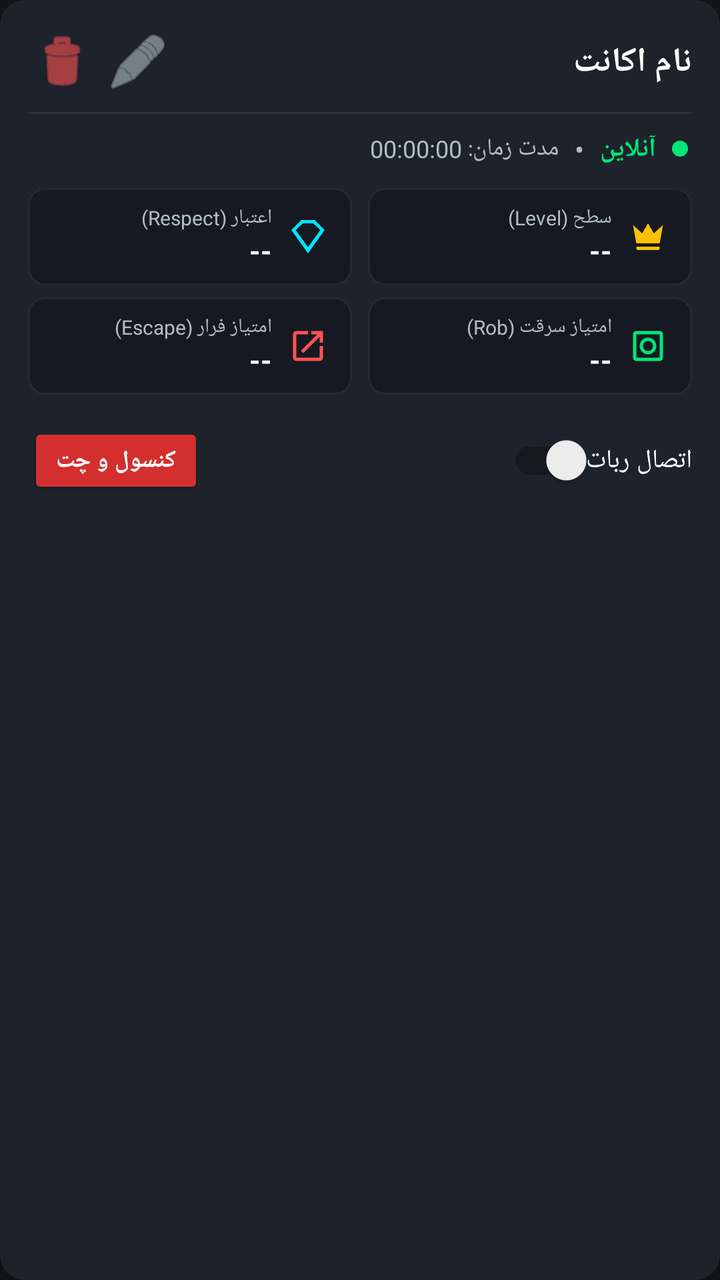
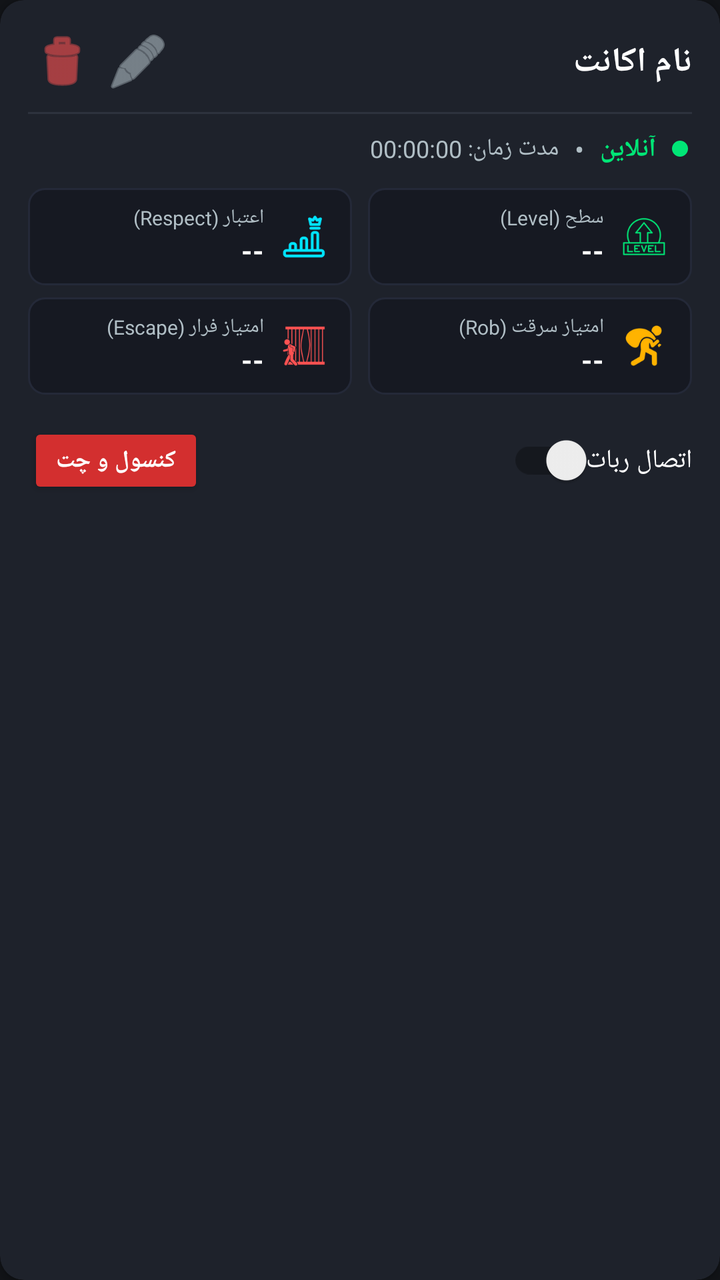

An Android layout rendered at two revisions. The XML below is the earlier revision; the diff shows what the commit changed to produce the second picture.
<!-- AndroidManifest.xml: application theme Theme.AGRak -->
<!-- res/layout/item_account_card.xml -->
<?xml version="1.0" encoding="utf-8"?>
<androidx.cardview.widget.CardView xmlns:android="http://schemas.android.com/apk/res/android"
    xmlns:app="http://schemas.android.com/apk/res-auto"
    android:layout_width="match_parent"
    android:layout_height="wrap_content"
    android:layout_marginHorizontal="6dp"
    android:layout_marginVertical="6dp"
    app:cardBackgroundColor="@color/card_dark"
    app:cardCornerRadius="12dp"
    app:cardElevation="3dp"
    android:layoutDirection="rtl">

    <LinearLayout
        android:layout_width="match_parent"
        android:layout_height="wrap_content"
        android:orientation="vertical"
        android:padding="14dp">

        
        <LinearLayout
            android:layout_width="match_parent"
            android:layout_height="wrap_content"
            android:gravity="center_vertical"
            android:orientation="horizontal">

            <TextView
                android:id="@+id/tvAccountNick"
                android:layout_width="0dp"
                android:layout_height="wrap_content"
                android:layout_weight="1"
                android:text="نام اکانت"
                android:textColor="@color/text_white"
                android:textSize="17sp"
                android:textStyle="bold" />

            
            <ImageButton
                android:id="@+id/btnEditAccount"
                android:layout_width="34dp"
                android:layout_height="34dp"
                android:background="?attr/selectableItemBackgroundBorderless"
                android:src="@android:drawable/ic_menu_edit"
                android:tint="@color/text_secondary"
                android:contentDescription="ویرایش اکانت" />

            
            <ImageButton
                android:id="@+id/btnDeleteAccount"
                android:layout_width="34dp"
                android:layout_height="34dp"
                android:layout_marginStart="4dp"
                android:background="?attr/selectableItemBackgroundBorderless"
                android:src="@android:drawable/ic_menu_delete"
                android:tint="@color/status_red"
                android:contentDescription="حذف اکانت" />
        </LinearLayout>

        
        <View
            android:layout_width="match_parent"
            android:layout_height="1dp"
            android:layout_marginVertical="8dp"
            android:background="@color/card_stroke" />

        
        <LinearLayout
            android:layout_width="match_parent"
            android:layout_height="wrap_content"
            android:gravity="center_vertical"
            android:orientation="horizontal">

            
            <View
                android:id="@+id/viewStatusDot"
                android:layout_width="8dp"
                android:layout_height="8dp"
                android:layout_marginStart="2dp"
                android:layout_marginEnd="8dp"
                android:background="@drawable/bg_dot_online" />

            
            <TextView
                android:id="@+id/tvStatus"
                android:layout_width="wrap_content"
                android:layout_height="wrap_content"
                android:text="آنلاین"
                android:textColor="@color/status_green"
                android:textSize="13sp"
                android:textStyle="bold" />

            
            <TextView
                android:layout_width="wrap_content"
                android:layout_height="wrap_content"
                android:layout_marginHorizontal="8dp"
                android:text="•"
                android:textColor="@color/text_secondary" />

            
            <TextView
                android:id="@+id/tvUptime"
                android:layout_width="wrap_content"
                android:layout_height="wrap_content"
                android:text="مدت زمان: 00:00:00"
                android:textColor="@color/text_secondary"
                android:textSize="12sp" />
        </LinearLayout>

        
        <LinearLayout
            android:id="@+id/layoutStats"
            android:layout_width="match_parent"
            android:layout_height="wrap_content"
            android:layout_marginTop="10dp"
            android:orientation="vertical">

            
            <LinearLayout
                android:layout_width="match_parent"
                android:layout_height="wrap_content"
                android:orientation="horizontal">

                
                <LinearLayout
                    android:layout_width="0dp"
                    android:layout_height="wrap_content"
                    android:layout_weight="1"
                    android:layout_marginEnd="4dp"
                    android:background="@drawable/bg_stat_tile"
                    android:paddingHorizontal="10dp"
                    android:paddingVertical="8dp"
                    android:gravity="center_vertical"
                    android:orientation="horizontal">

                    <ImageView
                        android:layout_width="20dp"
                        android:layout_height="20dp"
                        android:layout_marginStart="2dp"
                        android:layout_marginEnd="8dp"
                        android:src="@drawable/ic_stat_level"
                        android:contentDescription="Level" />

                    <LinearLayout
                        android:layout_width="wrap_content"
                        android:layout_height="wrap_content"
                        android:orientation="vertical">

                        <TextView
                            android:layout_width="wrap_content"
                            android:layout_height="wrap_content"
                            android:text="سطح (Level)"
                            android:textColor="@color/text_secondary"
                            android:textSize="10sp" />

                        <TextView
                            android:id="@+id/tvStatLevel"
                            android:layout_width="wrap_content"
                            android:layout_height="wrap_content"
                            android:text="--"
                            android:textColor="@color/text_white"
                            android:textSize="14sp"
                            android:textStyle="bold" />
                    </LinearLayout>
                </LinearLayout>

                
                <LinearLayout
                    android:layout_width="0dp"
                    android:layout_height="wrap_content"
                    android:layout_weight="1"
                    android:layout_marginStart="4dp"
                    android:background="@drawable/bg_stat_tile"
                    android:paddingHorizontal="10dp"
                    android:paddingVertical="8dp"
                    android:gravity="center_vertical"
                    android:orientation="horizontal">

                    <ImageView
                        android:layout_width="20dp"
                        android:layout_height="20dp"
                        android:layout_marginStart="2dp"
                        android:layout_marginEnd="8dp"
                        android:src="@drawable/ic_stat_respect"
                        android:contentDescription="Respect" />

                    <LinearLayout
                        android:layout_width="wrap_content"
                        android:layout_height="wrap_content"
                        android:orientation="vertical">

                        <TextView
                            android:layout_width="wrap_content"
                            android:layout_height="wrap_content"
                            android:text="اعتبار (Respect)"
                            android:textColor="@color/text_secondary"
                            android:textSize="10sp" />

                        <TextView
                            android:id="@+id/tvStatRespect"
                            android:layout_width="wrap_content"
                            android:layout_height="wrap_content"
                            android:text="--"
                            android:textColor="@color/text_white"
                            android:textSize="14sp"
                            android:textStyle="bold" />
                    </LinearLayout>
                </LinearLayout>
            </LinearLayout>

            
            <LinearLayout
                android:layout_width="match_parent"
                android:layout_height="wrap_content"
                android:layout_marginTop="6dp"
                android:orientation="horizontal">

                
                <LinearLayout
                    android:layout_width="0dp"
                    android:layout_height="wrap_content"
                    android:layout_weight="1"
                    android:layout_marginEnd="4dp"
                    android:background="@drawable/bg_stat_tile"
                    android:paddingHorizontal="10dp"
                    android:paddingVertical="8dp"
                    android:gravity="center_vertical"
                    android:orientation="horizontal">

                    <ImageView
                        android:layout_width="20dp"
                        android:layout_height="20dp"
                        android:layout_marginStart="2dp"
                        android:layout_marginEnd="8dp"
                        android:src="@drawable/ic_stat_rob"
                        android:contentDescription="Rob Points" />

                    <LinearLayout
                        android:layout_width="wrap_content"
                        android:layout_height="wrap_content"
                        android:orientation="vertical">

                        <TextView
                            android:layout_width="wrap_content"
                            android:layout_height="wrap_content"
                            android:text="امتیاز سرقت (Rob)"
                            android:textColor="@color/text_secondary"
                            android:textSize="10sp" />

                        <TextView
                            android:id="@+id/tvStatRob"
                            android:layout_width="wrap_content"
                            android:layout_height="wrap_content"
                            android:text="--"
                            android:textColor="@color/text_white"
                            android:textSize="14sp"
                            android:textStyle="bold" />
                    </LinearLayout>
                </LinearLayout>

                
                <LinearLayout
                    android:layout_width="0dp"
                    android:layout_height="wrap_content"
                    android:layout_weight="1"
                    android:layout_marginStart="4dp"
                    android:background="@drawable/bg_stat_tile"
                    android:paddingHorizontal="10dp"
                    android:paddingVertical="8dp"
                    android:gravity="center_vertical"
                    android:orientation="horizontal">

                    <ImageView
                        android:layout_width="20dp"
                        android:layout_height="20dp"
                        android:layout_marginStart="2dp"
                        android:layout_marginEnd="8dp"
                        android:src="@drawable/ic_stat_escape"
                        android:contentDescription="Escape Points" />

                    <LinearLayout
                        android:layout_width="wrap_content"
                        android:layout_height="wrap_content"
                        android:orientation="vertical">

                        <TextView
                            android:layout_width="wrap_content"
                            android:layout_height="wrap_content"
                            android:text="امتیاز فرار (Escape)"
                            android:textColor="@color/text_secondary"
                            android:textSize="10sp" />

                        <TextView
                            android:id="@+id/tvStatEscape"
                            android:layout_width="wrap_content"
                            android:layout_height="wrap_content"
                            android:text="--"
                            android:textColor="@color/text_white"
                            android:textSize="14sp"
                            android:textStyle="bold" />
                    </LinearLayout>
                </LinearLayout>
            </LinearLayout>
        </LinearLayout>

        
        <LinearLayout
            android:layout_width="match_parent"
            android:layout_height="wrap_content"
            android:layout_marginTop="14dp"
            android:gravity="center_vertical"
            android:orientation="horizontal">

            <androidx.appcompat.widget.SwitchCompat
                android:id="@+id/switchConnect"
                android:layout_width="wrap_content"
                android:layout_height="wrap_content"
                android:text="اتصال ربات"
                android:textColor="@color/text_white"
                android:textSize="13sp" />

            <View
                android:layout_width="0dp"
                android:layout_height="0dp"
                android:layout_weight="1" />

            <Button
                android:id="@+id/btnEnterChat"
                android:layout_width="wrap_content"
                android:layout_height="38dp"
                android:backgroundTint="@color/primary_red"
                android:text="کنسول و چت"
                android:textColor="@color/text_white"
                android:textSize="12sp"
                android:textStyle="bold" />
        </LinearLayout>

    </LinearLayout>
</androidx.cardview.widget.CardView>
<!-- resources referenced by this layout -->
<resources>
  <color name="card_dark">#1E222B</color>
  <color name="card_stroke">#2D323E</color>
  <color name="primary_red">#D32F2F</color>
  <color name="status_green">#00E676</color>
  <color name="status_red">#FF5252</color>
  <color name="text_secondary">#B0BEC5</color>
  <color name="text_white">#FFFFFF</color>
  <!-- drawable bg_dot_online (drawable) -->
  <?xml version="1.0" encoding="utf-8"?>
  <shape xmlns:android="http://schemas.android.com/apk/res/android"
      android:shape="oval">
      <solid android:color="#00E676" />
      <size android:width="10dp" android:height="10dp" />
  </shape>
  <!-- drawable bg_stat_tile (drawable) -->
  <?xml version="1.0" encoding="utf-8"?>
  <shape xmlns:android="http://schemas.android.com/apk/res/android"
      android:shape="rectangle">
      <solid android:color="#161922" />
      <stroke android:width="1dp" android:color="#242938" />
      <corners android:radius="8dp" />
  </shape>
  <!-- drawable ic_stat_escape (drawable) -->
  <vector xmlns:android="http://schemas.android.com/apk/res/android"
      android:width="24dp"
      android:height="24dp"
      android:viewportWidth="24"
      android:viewportHeight="24">
      <path
          android:fillColor="#FF5252"
          android:pathData="M19,19H5V5H12V3H5C3.9,3 3,3.9 3,5V19C3,20.1 3.9,21 5,21H19C20.1,21 21,20.1 21,19V12H19V19M14,3V5H17.59L7.76,14.83L9.17,16.24L19,6.41V10H21V3H14Z" />
  </vector>
  <!-- drawable ic_stat_level (drawable) -->
  <vector xmlns:android="http://schemas.android.com/apk/res/android"
      android:width="24dp"
      android:height="24dp"
      android:viewportWidth="24"
      android:viewportHeight="24">
      <path
          android:fillColor="#FFC107"
          android:pathData="M5,16L3,5L8.5,10L12,4L15.5,10L21,5L19,16H5M19,19C19,19.6 18.6,20 18,20H6C5.4,20 5,19.6 5,19V18H19V19Z" />
  </vector>
  <!-- drawable ic_stat_respect (drawable) -->
  <vector xmlns:android="http://schemas.android.com/apk/res/android"
      android:width="24dp"
      android:height="24dp"
      android:viewportWidth="24"
      android:viewportHeight="24">
      <path
          android:fillColor="#00E5FF"
          android:pathData="M16,2H8L2,8L12,22L22,8L16,2M15.1,4L19.4,8L12,18.3L4.6,8L8.9,4H15.1Z" />
  </vector>
  <!-- drawable ic_stat_rob (drawable) -->
  <vector xmlns:android="http://schemas.android.com/apk/res/android"
      android:width="24dp"
      android:height="24dp"
      android:viewportWidth="24"
      android:viewportHeight="24">
      <path
          android:fillColor="#00E676"
          android:pathData="M19,3H5C3.9,3 3,3.9 3,5V19C3,20.1 3.9,21 5,21H19C20.1,21 21,20.1 21,19V5C21,3.9 20.1,3 19,3M19,19H5V5H19V19M12,7C9.24,7 7,9.24 7,12C7,14.76 9.24,17 12,17C14.76,17 17,14.76 17,12C17,9.24 14.76,7 12,7M12,15C10.34,15 9,13.66 9,12C9,10.34 10.34,9 12,9C13.66,9 15,10.34 15,12C15,13.66 13.66,15 12,15Z" />
  </vector>
  <style name="Theme.AGRak" parent="Theme.AppCompat.DayNight.NoActionBar">
          <item name="colorPrimary">@color/primary_red</item>
          <item name="colorPrimaryDark">@color/primary_red_dark</item>
          <item name="colorAccent">@color/accent_gold</item>
          <item name="android:windowBackground">@color/bg_dark</item>
          <item name="android:statusBarColor">#0A0B0E</item>
          <item name="android:navigationBarColor">#0A0B0E</item>
      </style>
  <color name="primary_red_dark">#9A0007</color>
  <color name="accent_gold">#FFB300</color>
  <color name="bg_dark">#121418</color>
</resources>

<!-- the commit's change to res/layout/item_account_card.xml (unified diff, before → after) -->
@@ -133,11 +133,11 @@
                     android:orientation="horizontal">
 
                     <ImageView
-                        android:layout_width="20dp"
-                        android:layout_height="20dp"
+                        android:layout_width="24dp"
+                        android:layout_height="24dp"
                         android:layout_marginStart="2dp"
                         android:layout_marginEnd="8dp"
-                        android:src="@drawable/ic_stat_level"
+                        android:src="@drawable/tg_level"
                         android:contentDescription="Level" />
 
                     <LinearLayout
@@ -176,11 +176,11 @@
                     android:orientation="horizontal">
 
                     <ImageView
-                        android:layout_width="20dp"
-                        android:layout_height="20dp"
+                        android:layout_width="24dp"
+                        android:layout_height="24dp"
                         android:layout_marginStart="2dp"
                         android:layout_marginEnd="8dp"
-                        android:src="@drawable/ic_stat_respect"
+                        android:src="@drawable/tg_crown"
                         android:contentDescription="Respect" />
 
                     <LinearLayout
@@ -227,11 +227,11 @@
                     android:orientation="horizontal">
 
                     <ImageView
-                        android:layout_width="20dp"
-                        android:layout_height="20dp"
+                        android:layout_width="24dp"
+                        android:layout_height="24dp"
                         android:layout_marginStart="2dp"
                         android:layout_marginEnd="8dp"
-                        android:src="@drawable/ic_stat_rob"
+                        android:src="@drawable/tg_rob_thief"
                         android:contentDescription="Rob Points" />
 
                     <LinearLayout
@@ -270,11 +270,11 @@
                     android:orientation="horizontal">
 
                     <ImageView
-                        android:layout_width="20dp"
-                        android:layout_height="20dp"
+                        android:layout_width="24dp"
+                        android:layout_height="24dp"
                         android:layout_marginStart="2dp"
                         android:layout_marginEnd="8dp"
-                        android:src="@drawable/ic_stat_escape"
+                        android:src="@drawable/tg_escape_jail"
                         android:contentDescription="Escape Points" />
 
                     <LinearLayout
<!-- resource entries referenced after the edit -->
@@ -22,46 +22,10 @@
       <stroke android:width="1dp" android:color="#242938" />
       <corners android:radius="8dp" />
   </shape>
-  <!-- drawable ic_stat_escape (drawable) -->
-  <vector xmlns:android="http://schemas.android.com/apk/res/android"
-      android:width="24dp"
-      android:height="24dp"
-      android:viewportWidth="24"
-      android:viewportHeight="24">
-      <path
-          android:fillColor="#FF5252"
-          android:pathData="M19,19H5V5H12V3H5C3.9,3 3,3.9 3,5V19C3,20.1 3.9,21 5,21H19C20.1,21 21,20.1 21,19V12H19V19M14,3V5H17.59L7.76,14.83L9.17,16.24L19,6.41V10H21V3H14Z" />
-  </vector>
-  <!-- drawable ic_stat_level (drawable) -->
-  <vector xmlns:android="http://schemas.android.com/apk/res/android"
-      android:width="24dp"
-      android:height="24dp"
-      android:viewportWidth="24"
-      android:viewportHeight="24">
-      <path
-          android:fillColor="#FFC107"
-          android:pathData="M5,16L3,5L8.5,10L12,4L15.5,10L21,5L19,16H5M19,19C19,19.6 18.6,20 18,20H6C5.4,20 5,19.6 5,19V18H19V19Z" />
-  </vector>
-  <!-- drawable ic_stat_respect (drawable) -->
-  <vector xmlns:android="http://schemas.android.com/apk/res/android"
-      android:width="24dp"
-      android:height="24dp"
-      android:viewportWidth="24"
-      android:viewportHeight="24">
-      <path
-          android:fillColor="#00E5FF"
-          android:pathData="M16,2H8L2,8L12,22L22,8L16,2M15.1,4L19.4,8L12,18.3L4.6,8L8.9,4H15.1Z" />
-  </vector>
-  <!-- drawable ic_stat_rob (drawable) -->
-  <vector xmlns:android="http://schemas.android.com/apk/res/android"
-      android:width="24dp"
-      android:height="24dp"
-      android:viewportWidth="24"
-      android:viewportHeight="24">
-      <path
-          android:fillColor="#00E676"
-          android:pathData="M19,3H5C3.9,3 3,3.9 3,5V19C3,20.1 3.9,21 5,21H19C20.1,21 21,20.1 21,19V5C21,3.9 20.1,3 19,3M19,19H5V5H19V19M12,7C9.24,7 7,9.24 7,12C7,14.76 9.24,17 12,17C14.76,17 17,14.76 17,12C17,9.24 14.76,7 12,7M12,15C10.34,15 9,13.66 9,12C9,10.34 10.34,9 12,9C13.66,9 15,10.34 15,12C15,13.66 13.66,15 12,15Z" />
-  </vector>
+  <!-- drawable tg_crown: png bitmap (drawable, 2362 bytes) -->
+  <!-- drawable tg_escape_jail: png bitmap (drawable, 3591 bytes) -->
+  <!-- drawable tg_level: png bitmap (drawable, 3305 bytes) -->
+  <!-- drawable tg_rob_thief: png bitmap (drawable, 4366 bytes) -->
   <style name="Theme.AGRak" parent="Theme.AppCompat.DayNight.NoActionBar">
           <item name="colorPrimary">@color/primary_red</item>
           <item name="colorPrimaryDark">@color/primary_red_dark</item>
